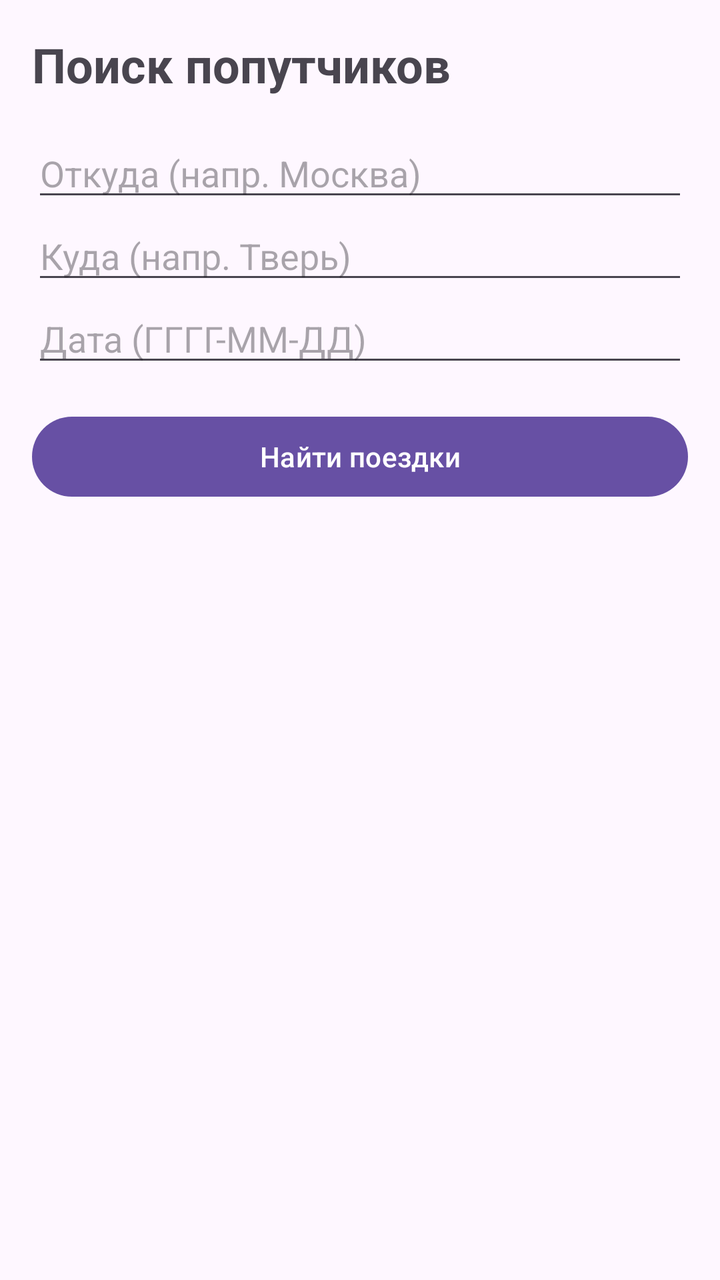
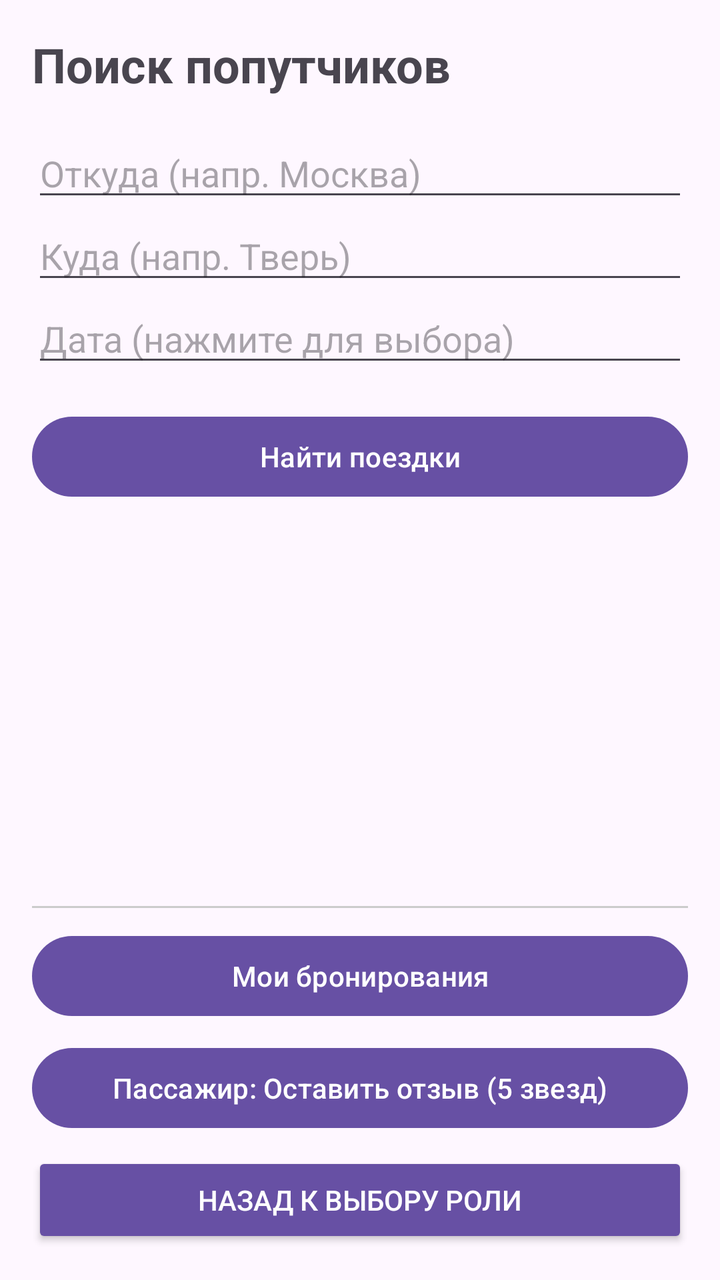

Screens rendered from an Android XML layout before and after an edit, with the pre-edit source and the edit as a unified diff.
<!-- AndroidManifest.xml: application theme Theme.PoputchikApp -->
<!-- res/layout/activity_main.xml -->
<?xml version="1.0" encoding="utf-8"?>
<LinearLayout xmlns:android="http://schemas.android.com/apk/res/android"
    android:layout_width="match_parent"
    android:layout_height="match_parent"
    android:orientation="vertical"
    android:padding="16dp">

    <TextView
        android:layout_width="wrap_content"
        android:layout_height="wrap_content"
        android:text="Поиск попутчиков"
        android:textSize="24sp"
        android:textStyle="bold"
        android:layout_marginBottom="16dp"/>

    <EditText
        android:id="@+id/etFrom"
        android:layout_width="match_parent"
        android:layout_height="wrap_content"
        android:hint="Откуда (напр. Москва)"/>

    <EditText
        android:id="@+id/etTo"
        android:layout_width="match_parent"
        android:layout_height="wrap_content"
        android:hint="Куда (напр. Тверь)"/>

    <EditText
        android:id="@+id/etDate"
        android:layout_width="match_parent"
        android:layout_height="wrap_content"
        android:hint="Дата (ГГГГ-ММ-ДД)"
        android:inputType="date"/>

    <Button
        android:id="@+id/btnSearch"
        android:layout_width="match_parent"
        android:layout_height="wrap_content"
        android:text="Найти поездки"
        android:layout_marginTop="16dp"
        android:layout_marginBottom="16dp"/>

    
    <TextView
        android:id="@+id/tvNoResults"
        android:layout_width="match_parent"
        android:layout_height="wrap_content"
        android:text="Подходящих поездок нет. Подпишитесь на уведомления!"
        android:visibility="gone"
        android:textColor="#FF0000"
        android:textStyle="bold"/>

    <ListView
        android:id="@+id/listViewTrips"
        android:layout_width="match_parent"
        android:layout_height="match_parent"/>

    <View
        android:layout_width="match_parent"
        android:layout_height="1dp"
        android:background="#CCCCCC"
        android:layout_marginTop="20dp"
        android:layout_marginBottom="10dp"/>

    <TextView
        android:layout_width="wrap_content"
        android:layout_height="wrap_content"
        android:text="--- Тест: Роль Водителя ---"
        android:textStyle="bold"
        android:layout_gravity="center_horizontal"/>

    <Button
        android:id="@+id/btnConfirmBooking"
        android:layout_width="match_parent"
        android:layout_height="wrap_content"
        android:text="Водитель: Подтвердить последнюю бронь"
        android:layout_marginTop="5dp"/>

    <Button
        android:id="@+id/btnLeaveReview"
        android:layout_width="match_parent"
        android:layout_height="wrap_content"
        android:text="Пассажир: Оставить отзыв (5 звезд)"
        android:layout_marginTop="5dp"/>
</LinearLayout>
<!-- resources referenced by this layout -->
<resources>
  <style name="Theme.PoputchikApp" parent="Base.Theme.PoputchikApp" />
  <style name="Base.Theme.PoputchikApp" parent="Theme.Material3.DayNight.NoActionBar">
          
          
      </style>
</resources>

<!-- the commit's change to res/layout/activity_main.xml (unified diff, before → after) -->
@@ -29,8 +29,10 @@
         android:id="@+id/etDate"
         android:layout_width="match_parent"
         android:layout_height="wrap_content"
-        android:hint="Дата (ГГГГ-ММ-ДД)"
-        android:inputType="date"/>
+        android:hint="Дата (нажмите для выбора)"
+        android:focusable="false"
+        android:clickable="true"
+        android:inputType="none"/>
 
     <Button
         android:id="@+id/btnSearch"
@@ -40,7 +42,6 @@
         android:layout_marginTop="16dp"
         android:layout_marginBottom="16dp"/>
 
-    
     <TextView
         android:id="@+id/tvNoResults"
         android:layout_width="match_parent"
@@ -48,38 +49,42 @@
         android:text="Подходящих поездок нет. Подпишитесь на уведомления!"
         android:visibility="gone"
         android:textColor="#FF0000"
-        android:textStyle="bold"/>
+        android:textStyle="bold"
+        android:layout_marginBottom="8dp"/>
 
     <ListView
         android:id="@+id/listViewTrips"
         android:layout_width="match_parent"
-        android:layout_height="match_parent"/>
+        android:layout_height="0dp"
+        android:layout_weight="1"/>
 
     <View
         android:layout_width="match_parent"
         android:layout_height="1dp"
         android:background="#CCCCCC"
-        android:layout_marginTop="20dp"
+        android:layout_marginTop="10dp"
         android:layout_marginBottom="10dp"/>
 
-    <TextView
-        android:layout_width="wrap_content"
-        android:layout_height="wrap_content"
-        android:text="--- Тест: Роль Водителя ---"
-        android:textStyle="bold"
-        android:layout_gravity="center_horizontal"/>
-
     <Button
-        android:id="@+id/btnConfirmBooking"
+        android:id="@+id/btnMyBookings"
         android:layout_width="match_parent"
         android:layout_height="wrap_content"
-        android:text="Водитель: Подтвердить последнюю бронь"
-        android:layout_marginTop="5dp"/>
+        android:text="Мои бронирования"
+        android:layout_marginBottom="8dp"/>
 
     <Button
         android:id="@+id/btnLeaveReview"
         android:layout_width="match_parent"
         android:layout_height="wrap_content"
         android:text="Пассажир: Оставить отзыв (5 звезд)"
-        android:layout_marginTop="5dp"/>
+        android:layout_marginBottom="8dp"/>
+
+    
+    <Button
+        android:id="@+id/btnBackToRoleSelect"
+        android:layout_width="match_parent"
+        android:layout_height="wrap_content"
+        android:text="Назад к выбору роли"
+        style="?android:attr/buttonStyleSmall"/>
+
 </LinearLayout>
